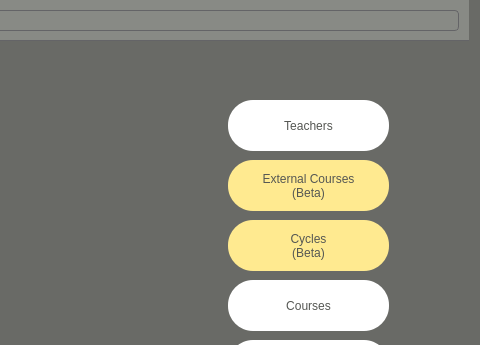
Above: qt/IE0217/mainwindow.ui from Jams1001/Proyecto_IE0217 before the change; both pictures show x 312 to 792 and y 0 to 345 of the 792 by 573 pixel window. Below: the same form after it.
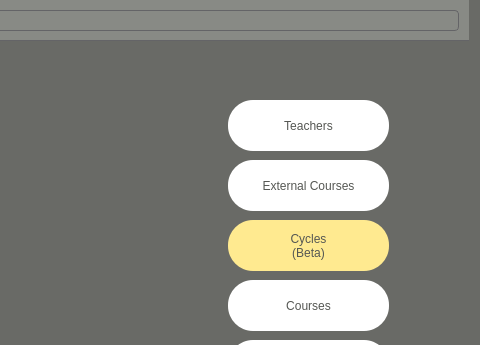
That is the form after the change.

Patch:
```diff
--- a/qt/IE0217/mainwindow.ui
+++ b/qt/IE0217/mainwindow.ui
@@ -332,13 +332,12 @@
        </size>
       </property>
       <property name="styleSheet">
-       <string notr="true">background-color: rgb(255, 234, 144);
+       <string notr="true">background-color: rgb(255, 255, 255);
 color: rgb(85, 87, 83);
 border-radius: 25px;</string>
       </property>
       <property name="text">
-       <string>External Courses
-(Beta)</string>
+       <string>External Courses</string>
       </property>
      </widget>
      <widget class="QPushButton" name="pushButtonTeachers">
```
